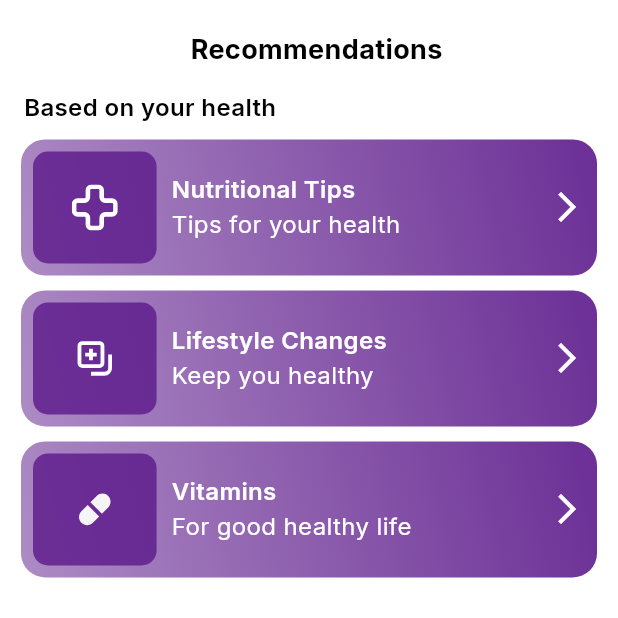
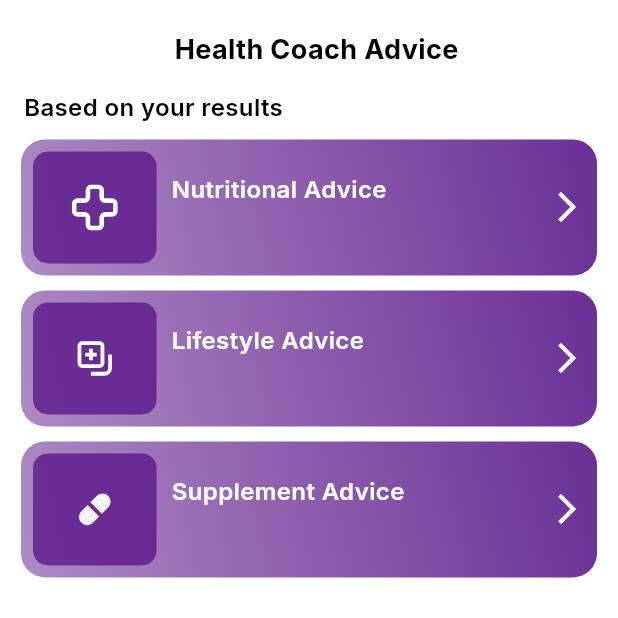
Before and after one commit to Rehman-Amjad/health_elv, a Flutter app: the ReportView screen opened by its route, on a phone screen of 412 x 824 dp, the top half of it. Run offline on Flutter 3.47's test engine with Material 3 defaults, Android fonts, the phone set to English and light mode, and no system bars; our stand-ins replace cached_network_image, cloud_firestore, firebase_auth, firebase_core, fl_chart, flutter_datetime_picker_bdaya and 9 more; missing offline and left inert: gif_view, gradient_slider; accounts and stored records are empty; network calls fail.

```diff
--- a/lib/screens/auth/login/login_controller.dart
+++ b/lib/screens/auth/login/login_controller.dart
@@ -36,7 +36,7 @@ class LoginController extends BaseController {
             } else {
               if (isQuestionAir == null || isQuestionAir == false) {
                 Get.offAll(
-                  () => const QuestionAirView(),
+                  () => const HomeView(),
                   binding: AppBinding(),
                 );
               }
--- a/lib/screens/bottom_nav/bottom_nav_screen.dart
+++ b/lib/screens/bottom_nav/bottom_nav_screen.dart
@@ -79,7 +79,7 @@ class _BottomNavScreenState extends State<BottomNavScreen> {
               width: 25,
               height: 25,
             ),
-            label: 'Tips',
+            label: 'Advice',
             activeIcon: SvgPicture.asset(
               AppAssets.reportIcon,
               color: AppColors.primaryColor,
--- a/lib/screens/health_trends/details/health_trend_details_view.dart
+++ b/lib/screens/health_trends/details/health_trend_details_view.dart
@@ -47,7 +47,7 @@ class _HealthTrendDetailsViewState extends State<HealthTrendDetailsView> {
               mainAxisAlignment: MainAxisAlignment.center,
               children: [
                 AppText(
-                  text: '91',
+                  text: '0',
                   fontWeight: FontWeight.bold,
                   fontSize: 30,
                 ),
--- a/lib/screens/report/details/nutration_tips.dart
+++ b/lib/screens/report/details/nutration_tips.dart
@@ -12,7 +12,7 @@ class NutrationTips extends StatelessWidget {
       appBar: const PreferredSize(
         preferredSize: Size(double.infinity, 60),
         child: CustomAppBar(
-          title: "Nutritional Tips",
+          title: "Nutritional Advice",
           marginTop: 20,
         ),
       ),
@@ -24,7 +24,7 @@ class NutrationTips extends StatelessWidget {
             mainAxisAlignment: MainAxisAlignment.start,
             children: [
               AppText(
-                text: 'Nutritional Tips',
+                text: 'Nutritional Advice',
                 fontSize: 24,
                 fontWeight: FontWeight.w500,
               ),
@@ -44,7 +44,7 @@ class NutrationTips extends StatelessWidget {
               children: [
                 const Expanded(
                   child: AppText(
-                    text: 'Increase intake of\nvegetables',
+                    text: 'Increase vegetable \n8 Hours of Sleep',
                     fontSize: 16,
                     fontWeight: FontWeight.w700,
                     softWrap: true,
@@ -63,7 +63,7 @@ class NutrationTips extends StatelessWidget {
           Padding(
             padding: const EdgeInsets.symmetric(horizontal: 35),
             child: CustomButton(
-              text: 'Learn more',
+              text: 'As Such',
               isGradient: true,
               onTap: () {},
               fontSize: 20,
--- a/lib/screens/report/report_view.dart
+++ b/lib/screens/report/report_view.dart
@@ -18,7 +18,7 @@ class ReportView extends GetView<ReportController> {
           appBar: const PreferredSize(
             preferredSize: Size(double.infinity, 60),
             child: CustomAppBar(
-              title: "Recommendations",
+              title: "Health Coach Advice",
               showArrow: false,
               marginTop: 20,
             ),
@@ -29,7 +29,7 @@ class ReportView extends GetView<ReportController> {
               crossAxisAlignment: CrossAxisAlignment.start,
               children: [
                 const AppText(
-                  text: 'Based on your health ',
+                  text: 'Based on your results ',
                   fontSize: 16,
                   fontWeight: FontWeight.w600,
                 ),
@@ -48,8 +48,8 @@ class ReportView extends GetView<ReportController> {
                         padding: const EdgeInsets.symmetric(vertical: 10),
                         child: _getReportCardWidget(
                           imgPath: AppAssets.reportPlusIcon2,
-                          title: 'Lifestyle Changes',
-                          subTitle: 'Keep you healthy',
+                          title: 'Lifestyle Advice',
+                          subTitle: '',
                           onTap: () {
                             Navigator.push(
                               context,
@@ -63,8 +63,8 @@ class ReportView extends GetView<ReportController> {
                       ),
                       _getReportCardWidget(
                         imgPath: AppAssets.pillIcon,
-                        title: 'Vitamins',
-                        subTitle: 'For good healthy life',
+                        title: 'Supplement Advice',
+                        subTitle: '',
                         onTap: () {
                           Navigator.push(
                             context,
@@ -130,13 +130,13 @@ class ReportView extends GetView<ReportController> {
               crossAxisAlignment: CrossAxisAlignment.start,
               children: [
                 AppText(
-                  text: title ?? 'Nutritional Tips',
+                  text: title ?? 'Nutritional Advice',
                   fontSize: 16,
                   fontWeight: FontWeight.w600,
                   color: AppColors.whiteColor,
                 ),
                 AppText(
-                  text: subTitle ?? 'Tips for your health',
+                  text: subTitle ?? '',
                   fontSize: 16,
                   fontWeight: FontWeight.normal,
                   color: AppColors.whiteColor,
--- a/lib/screens/results/results_view.dart
+++ b/lib/screens/results/results_view.dart
@@ -26,7 +26,7 @@ class ResultsView extends GetView<ResultsController> {
           appBar: PreferredSize(
             preferredSize: const Size(double.infinity, 60),
             child: CustomAppBar(
-              title: "Health Elev8 Check up",
+              title: "Health Elev8 Results",
               showArrow: fromNew,
               marginTop: 20,
             ),
--- a/lib/screens/splash/splash_controller.dart
+++ b/lib/screens/splash/splash_controller.dart
@@ -22,7 +22,7 @@ class SplashController extends BaseController with CacheManager {
       } else {
         if (isQuestionAir == null || isQuestionAir == false) {
           Get.offAll(
-            () => const QuestionAirView(),
+            () => const HomeView(),
             binding: AppBinding(),
           );
         }
--- a/lib/utils/app_assets.dart
+++ b/lib/utils/app_assets.dart
@@ -56,4 +56,6 @@ class AppAssets {
   static const ocrIcon = 'assets/ocr_icon.svg';
   static const sleepzzIcon = 'assets/sleepzz_img.png';
   static const healthChrtIcon = 'assets/health_chart_img.png';
+  static const trendsIcon = 'assets/ic_trends.png';
+
 }
```
Also changed, not shown: lib/screens/home/home_view.dart (+94 -117 lines), lib/screens/profile/profile_screen.dart (+13 -9 lines).
